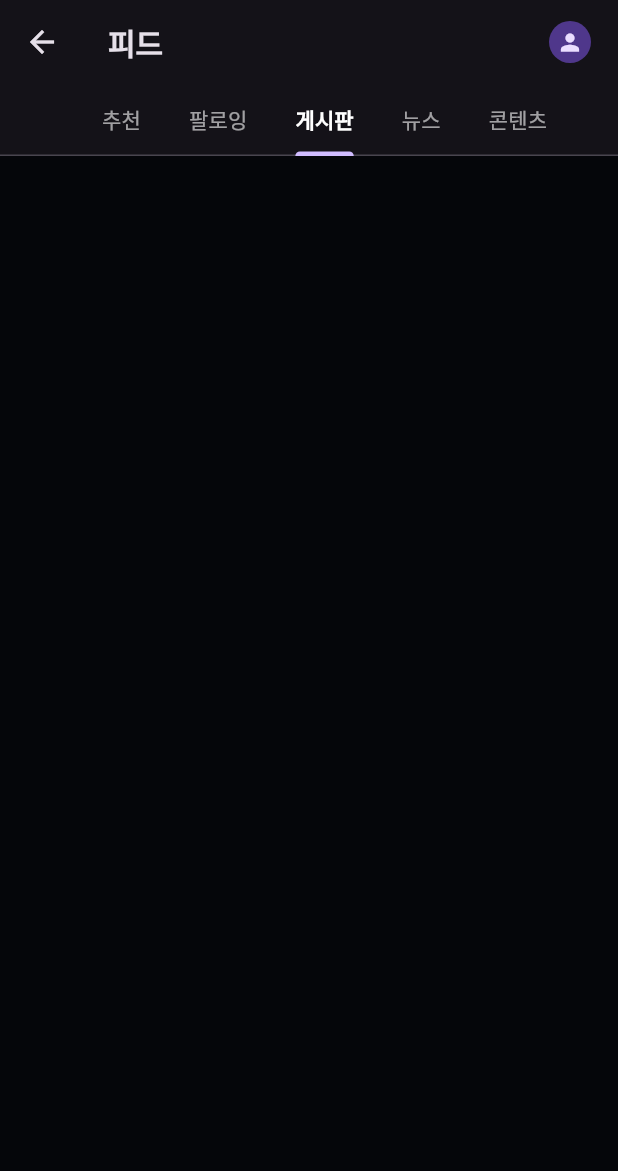
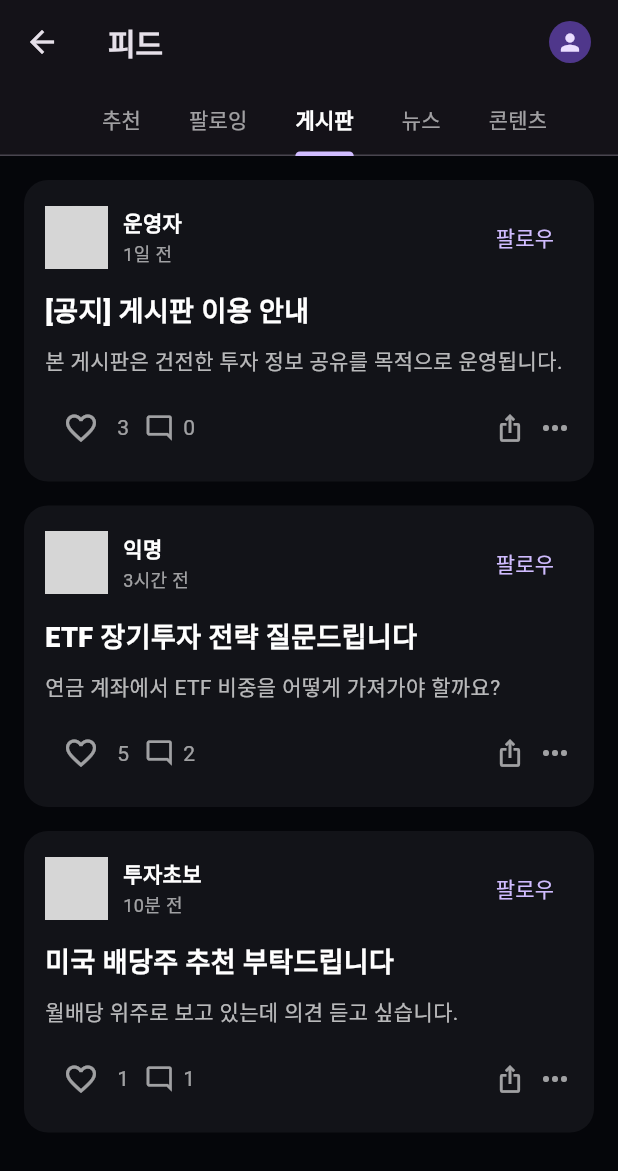
Before and after one commit to JinIleSon/BNK-The-Second-Main-Project, a Flutter app: the BoardMain screen opened directly, tab 3 chosen, on a phone screen of 412 x 824 dp. Shown: the top 1171 px of the screen. Run offline on Flutter 3.47's test engine with Material 3 defaults, Android fonts, the phone set to English and light mode, and no system bars; network calls fail; grey boxes are pictures that could not be loaded.

Commit message:
feat: add board list tab and restructure boarder screens
Refactored boarder screen structure by separating files into tabs, pages, and widgets folders while keeping existing file names to avoid team conflicts.

- Added a new board list tab (boarder_list.dart) as a dedicated board feed entry point
- Updated board_main.dart to include the board list tab in TabBar and TabBarView
- Reorganized existing boarder files into tabs/pages/widgets based on their responsibilities
- Preserved existing file names and logic to minimize impact on ongoing team development

This commit establishes a clear screen responsibility boundary and stabilizes the board tab navigation as a baseline for further feature development (API integration, pagination, permissions).

```diff
--- a/bnkproject/lib/main.dart
+++ b/bnkproject/lib/main.dart
@@ -3,7 +3,7 @@ import 'package:flutter/material.dart';
 import 'screens/home/home_tab.dart';
 import 'screens/favorite/favorite_page.dart';
 import 'screens/discovery/discovery_page.dart';
-import 'screens/boarder/board_main.dart';
+import 'screens/boarder/boarder_main.dart';
 import 'screens/my/my_page.dart';
 
 
--- a/bnkproject/lib/screens/boarder/board_main.dart
+++ b/bnkproject/lib/screens/boarder/boarder_main.dart
@@ -1,10 +1,11 @@
 import 'package:flutter/material.dart';
 
-import 'boarder_recommend.dart';
-import 'boarder_following.dart';
-import 'boarder_news.dart';
-import 'boarder_content.dart';
-import 'boarder_profile.dart';
+import 'tabs/boarder_content.dart';
+import 'tabs/boarder_list.dart';
+import 'tabs/boarder_recommend.dart';
+import 'tabs/boarder_following.dart';
+import 'tabs/boarder_news.dart';
+import 'pages/boarder_profile.dart';
 
 /*
     날짜 : 2025.12.17(수)
@@ -102,7 +103,7 @@ class _BoardMainState extends State<BoardMain>
           children: [
             BoarderRecommend(),
             BoarderFollowing(),
-            const SizedBox(), // 게시판 (아직 미구현)
+            BoarderList(),
             BoarderNews(),
             BoarderContent(),
           ],
--- a/bnkproject/lib/screens/boarder/boarder_detail.dart
+++ b/bnkproject/lib/screens/boarder/pages/boarder_detail.dart
@@ -1,7 +1,7 @@
 import 'package:flutter/material.dart';
 
-import 'boarder_comment.dart';
-import 'widgets/feed_item.dart';
+import '../widgets/boarder_comment.dart';
+import '../widgets/feed_item.dart';
 
 /*
     날짜 : 2025.12.17(수)
--- /dev/null
+++ b/bnkproject/lib/screens/boarder/tabs/boarder_list.dart
@@ -0,0 +1,86 @@
+import 'package:flutter/material.dart';
+import '../widgets/feed_item.dart';
+import '../pages/boarder_detail.dart';
+
+/*
+    날짜 : 2025.12.17(수)
+    이름 : 이준우
+    내용 : 게시판 목록 (Board)
+    유형 : Tab 전용 View
+ */
+
+class BoarderList extends StatefulWidget {
+  const BoarderList({super.key});
+
+  @override
+  State<BoarderList> createState() => _BoarderListState();
+}
+
+class _BoarderListState extends State<BoarderList> {
+  // 게시판 더미 데이터
+  final items = <FeedItem>[
+    FeedItem(
+      postId: 101,
+      author: "운영자",
+      timeAgo: "1일 전",
+      title: "[공지] 게시판 이용 안내",
+      body: "본 게시판은 건전한 투자 정보 공유를 목적으로 운영됩니다.",
+      avatarUrl: "https://i.pravatar.cc/200?img=1",
+      likeCount: 3,
+      commentCount: 0,
+      isLiked: false,
+    ),
+    FeedItem(
+      postId: 102,
+      author: "익명",
+      timeAgo: "3시간 전",
+      title: "ETF 장기투자 전략 질문드립니다",
+      body: "연금 계좌에서 ETF 비중을 어떻게 가져가야 할까요?",
+      avatarUrl: "https://i.pravatar.cc/200?img=8",
+      likeCount: 5,
+      commentCount: 2,
+      isLiked: false,
+    ),
+    FeedItem(
+      postId: 103,
+      author: "투자초보",
+      timeAgo: "10분 전",
+      title: "미국 배당주 추천 부탁드립니다",
+      body: "월배당 위주로 보고 있는데 의견 듣고 싶습니다.",
+      avatarUrl: "https://i.pravatar.cc/200?img=14",
+      likeCount: 1,
+      commentCount: 1,
+      isLiked: false,
+    ),
+  ];
+
+  @override
+  Widget build(BuildContext context) {
+    return ListView(
+      padding: const EdgeInsets.symmetric(vertical: 8),
+      children: items.map((it) {
+        return Padding(
+          padding: const EdgeInsets.symmetric(horizontal: 16, vertical: 8),
+          child: FeedItemCard(
+            item: it,
+            onTap: () async {
+              await Navigator.push(
+                context,
+                MaterialPageRoute(
+                  builder: (_) => BoarderDetail(item: it),
+                ),
+              );
+              setState(() {});
+            },
+            onToggleLike: () {
+              setState(() {
+                it.isLiked = !it.isLiked;
+                it.likeCount += it.isLiked ? 1 : -1;
+              });
+            },
+          ),
+        );
+      }).toList(),
+    );
+  }
+}
```
Also changed, not shown: bnkproject/lib/screens/boarder/tabs/boarder_following.dart (renamed from bnkproject/lib/screens/boarder/boarder_following.dart, +4 -4 lines), bnkproject/lib/screens/boarder/tabs/boarder_recommend.dart (renamed from bnkproject/lib/screens/boarder/boarder_recommend.dart, +4 -4 lines), bnkproject/lib/screens/boarder/pages/boarder_profile.dart (renamed from bnkproject/lib/screens/boarder/boarder_profile.dart), bnkproject/lib/screens/boarder/tabs/boarder_content.dart (renamed from bnkproject/lib/screens/boarder/boarder_content.dart), bnkproject/lib/screens/boarder/tabs/boarder_news.dart (renamed from bnkproject/lib/screens/boarder/boarder_news.dart), bnkproject/lib/screens/boarder/widgets/boarder_activity.dart (renamed from bnkproject/lib/screens/boarder/boarder_activity.dart), bnkproject/lib/screens/boarder/widgets/boarder_comment.dart (renamed from bnkproject/lib/screens/boarder/boarder_comment.dart).
